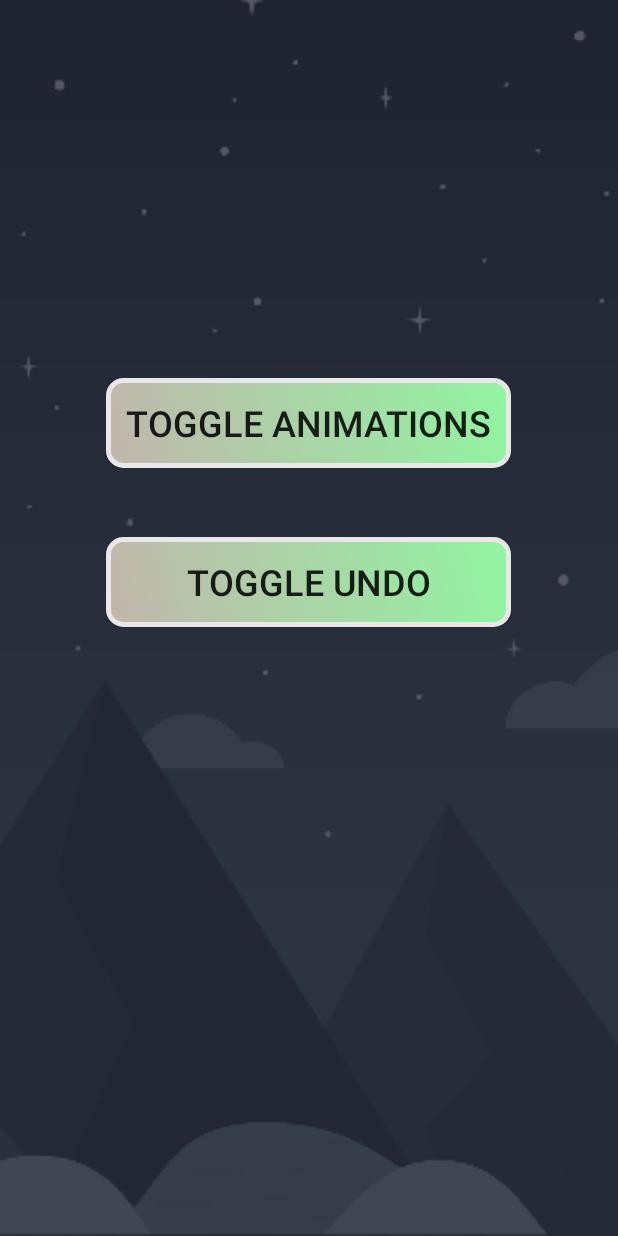
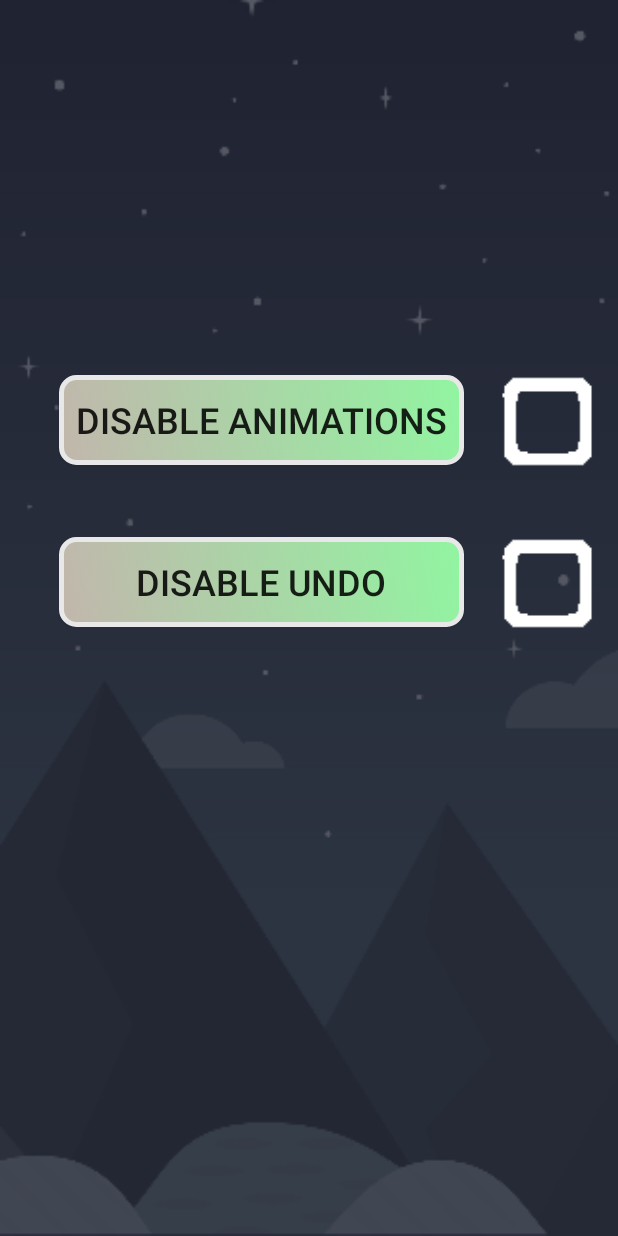
Before and after one commit to MarkBauer5/FinalProject, an Android app: the OptionsActivity screen opened directly, with no data from a screen before it, on a phone screen of 412 x 824 dp. Run offline under Robolectric (Android 15) with nearby library versions, the phone set to English and light mode, and no system bars.

Commit message:
updated options - now has checkbox indicating if option is enabled

```diff
--- a/app/src/main/java/com/example/finalproject/OptionsActivity.java
+++ b/app/src/main/java/com/example/finalproject/OptionsActivity.java
@@ -4,6 +4,7 @@ import android.content.Intent;
 import android.os.Bundle;
 import android.view.View;
 import android.widget.Button;
+import android.widget.ImageView;
 
 import androidx.appcompat.app.AppCompatActivity;
 
@@ -18,14 +19,42 @@ public class OptionsActivity extends AppCompatActivity {
     private void configureButtons() {
         Button toggle_animation = findViewById(R.id.animation_toggle);
         Button toggle_undo = findViewById(R.id.undo_toggle);
+        final ImageView unchecked_top = findViewById(R.id.unchecked_top);
+        final ImageView checked_top = findViewById(R.id.checked_top);
+        final ImageView unchecked_bottom = findViewById(R.id.unchecked_bottom);
+        final ImageView checked_bottom = findViewById(R.id.checked_bottom);
+
+        //saves state for animation enabled if options tab is closed,
+        //but does not save data if app is closed
+        if (!GameActivity.animationEnabled) {
+            checked_top.setVisibility(View.VISIBLE);
+            unchecked_top.setVisibility(View.GONE);
+        } else {
+            checked_top.setVisibility(View.GONE);
+            unchecked_top.setVisibility(View.VISIBLE);
+        }
+
+        //saves state for undo enabled if options tab is closed,
+        //but does not save data if app is closed
+        if (!GameActivity.undoEnabled) {
+            checked_bottom.setVisibility(View.VISIBLE);
+            unchecked_bottom.setVisibility(View.GONE);
+        } else {
+            checked_bottom.setVisibility(View.GONE);
+            unchecked_bottom.setVisibility(View.VISIBLE);
+        }
 
         toggle_animation.setOnClickListener(new View.OnClickListener() {
             @Override
             public void onClick(View view) {
                 if (GameActivity.animationEnabled) {
                     GameActivity.animationEnabled = false;
+                    checked_top.setVisibility(View.VISIBLE);
+                    unchecked_top.setVisibility(View.GONE);
                 } else {
                     GameActivity.animationEnabled = true;
+                    checked_top.setVisibility(View.GONE);
+                    unchecked_top.setVisibility(View.VISIBLE);
                 }
             }
         });
@@ -34,8 +63,12 @@ public class OptionsActivity extends AppCompatActivity {
             public void onClick(View view) {
                 if (GameActivity.undoEnabled) {
                     GameActivity.undoEnabled = false;
+                    checked_bottom.setVisibility(View.VISIBLE);
+                    unchecked_bottom.setVisibility(View.GONE);
                 } else {
                     GameActivity.undoEnabled = true;
+                    checked_bottom.setVisibility(View.GONE);
+                    unchecked_bottom.setVisibility(View.VISIBLE);
                 }
             }
         });
--- a/app/src/main/res/layout/activity_options.xml
+++ b/app/src/main/res/layout/activity_options.xml
@@ -12,26 +12,79 @@
         android:layout_width="wrap_content"
         android:layout_height="wrap_content"
         android:background="@drawable/button"
-        android:text="Toggle Animations"
+        android:text="Disable Animations"
         android:textSize="24sp"
         app:layout_constraintBottom_toBottomOf="parent"
-        app:layout_constraintHorizontal_bias="0.496"
+        app:layout_constraintHorizontal_bias="0.276"
         app:layout_constraintLeft_toLeftOf="parent"
         app:layout_constraintRight_toRightOf="parent"
         app:layout_constraintTop_toTopOf="parent"
-        app:layout_constraintVertical_bias="0.33" />
+        app:layout_constraintVertical_bias="0.327" />
+
     <Button
         android:id="@+id/undo_toggle"
         android:layout_width="wrap_content"
         android:layout_height="wrap_content"
         android:background="@drawable/button"
-        android:text="Toggle Undo"
+        android:text="Disable Undo"
         android:textSize="24sp"
         app:layout_constraintBottom_toBottomOf="parent"
-        app:layout_constraintHorizontal_bias="0.496"
+        app:layout_constraintHorizontal_bias="0.276"
         app:layout_constraintLeft_toLeftOf="parent"
         app:layout_constraintRight_toRightOf="parent"
         app:layout_constraintTop_toTopOf="parent"
         app:layout_constraintVertical_bias="0.469" />
 
+    <ImageView
+        android:id="@+id/checked_top"
+        android:layout_width="77dp"
+        android:layout_height="62dp"
+        app:layout_constraintBottom_toBottomOf="parent"
+        app:layout_constraintHorizontal_bias="0.971"
+        app:layout_constraintLeft_toLeftOf="parent"
+        app:layout_constraintRight_toRightOf="parent"
+        app:layout_constraintTop_toTopOf="parent"
+        app:layout_constraintVertical_bias="0.32533"
+        app:srcCompat="@drawable/checked_box" />
+
+    <ImageView
+        android:id="@+id/unchecked_top"
+        app:layout_constraintBottom_toBottomOf="parent"
+        app:layout_constraintHorizontal_bias="0.975"
+        app:layout_constraintLeft_toLeftOf="parent"
+        app:layout_constraintRight_toRightOf="parent"
+        app:layout_constraintTop_toTopOf="parent"
+        app:layout_constraintVertical_bias="0.327"
+        android:layout_width="77dp"
+        android:layout_height="62dp"
+        app:srcCompat="@drawable/unchecked_box"
+        tools:layout_editor_absoluteX="318dp"
+        tools:layout_editor_absoluteY="219dp" />
+
+    <ImageView
+        android:id="@+id/checked_bottom"
+        android:layout_width="77dp"
+        android:layout_height="62dp"
+        app:layout_constraintBottom_toBottomOf="parent"
+        app:layout_constraintHorizontal_bias="0.971"
+        app:layout_constraintLeft_toLeftOf="parent"
+        app:layout_constraintRight_toRightOf="parent"
+        app:layout_constraintTop_toTopOf="parent"
+        app:layout_constraintVertical_bias="0.46743"
+        app:srcCompat="@drawable/checked_box" />
+
+    <ImageView
+        android:id="@+id/unchecked_bottom"
+        app:layout_constraintBottom_toBottomOf="parent"
+        app:layout_constraintHorizontal_bias="0.975"
+        app:layout_constraintLeft_toLeftOf="parent"
+        app:layout_constraintRight_toRightOf="parent"
+        app:layout_constraintTop_toTopOf="parent"
+        app:layout_constraintVertical_bias="0.4691"
+        android:layout_width="77dp"
+        android:layout_height="62dp"
+        app:srcCompat="@drawable/unchecked_box"
+        tools:layout_editor_absoluteX="318dp"
+        tools:layout_editor_absoluteY="219dp" />
+
 </androidx.constraintlayout.widget.ConstraintLayout>
```
Also changed, not shown: app/src/main/res/drawable-hdpi/checked_box.png (added), app/src/main/res/drawable-hdpi/unchecked_box.png (added).
